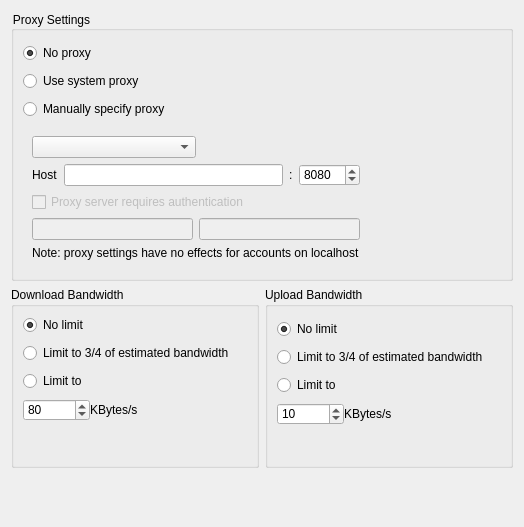
Before: the Qt Designer form src/gui/networksettings.ui in nextmcloud/desktop, drawn with Qt 5.
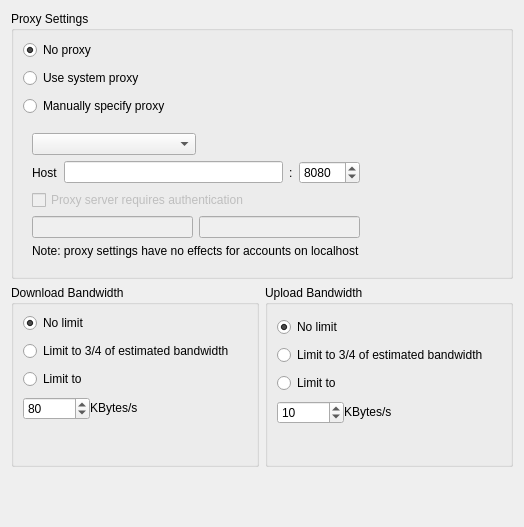
After: the same form once the commit is applied.

```diff
--- a/src/gui/networksettings.ui
+++ b/src/gui/networksettings.ui
@@ -44,18 +44,10 @@
      <property name="title">
       <string>Proxy Settings</string>
      </property>
-     <property name="styleSheet">
-      <string notr="true">
-       #proxyGroupBox::title { font-weight: bold; }
-      </string>
-     </property>
      <property name="flat">
       <bool>true</bool>
      </property>
      <layout class="QGridLayout" name="gridLayout">
-      <property name="topMargin">
-       <number>12</number>
-      </property>
       <property name="verticalSpacing">
        <number>8</number>
       </property>
@@ -315,11 +307,6 @@
        <property name="title">
         <string>Download Bandwidth</string>
        </property>
-       <property name="styleSheet">
-        <string notr="true">
-         #proxyGroupBox::title { font-weight: bold; }
-        </string>
-       </property>
        <property name="alignment">
         <set>Qt::AlignmentFlag::AlignLeading|Qt::AlignmentFlag::AlignLeft|Qt::AlignmentFlag::AlignTop</set>
        </property>
@@ -420,11 +407,6 @@
        <property name="title">
         <string>Upload Bandwidth</string>
        </property>
-       <property name="styleSheet">
-        <string notr="true">
-         #proxyGroupBox::title { font-weight: bold; }
-        </string>
-       </property>
        <property name="alignment">
         <set>Qt::AlignmentFlag::AlignLeading|Qt::AlignmentFlag::AlignLeft|Qt::AlignmentFlag::AlignTop</set>
        </property>
```
